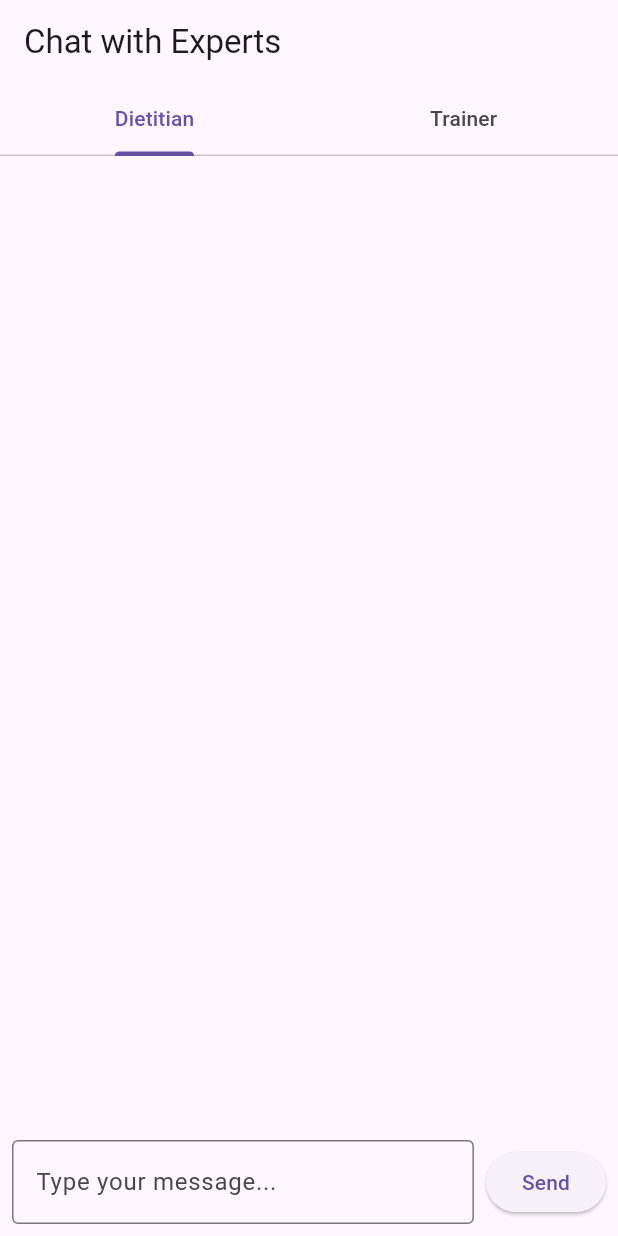
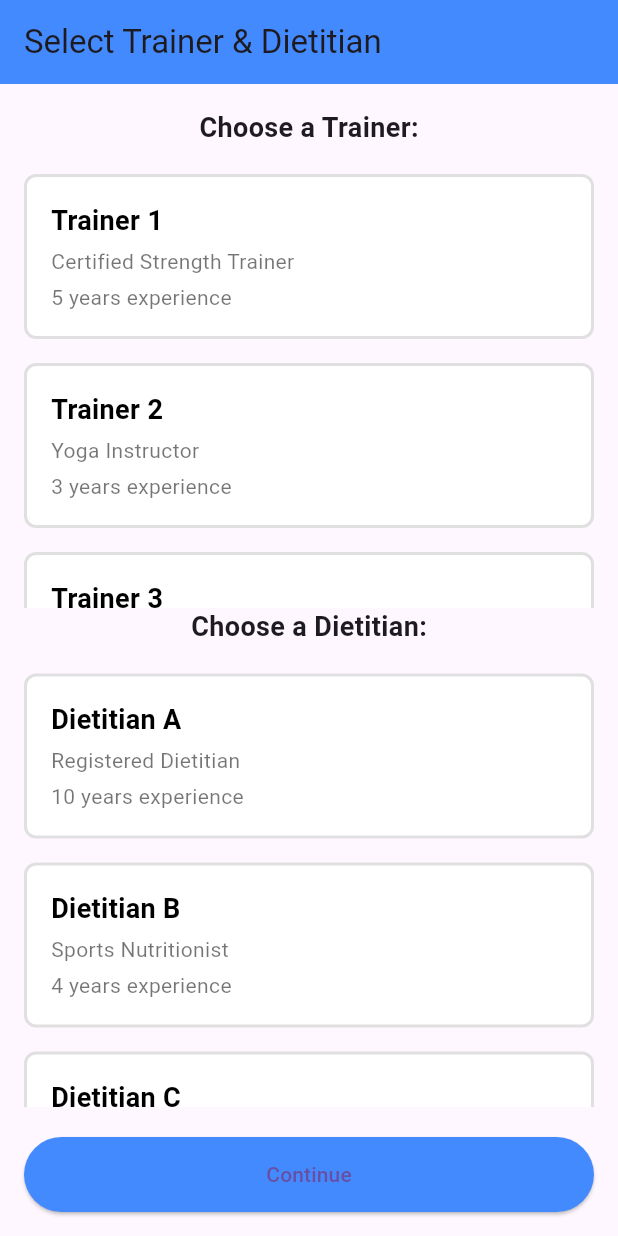
Before and after one commit to fittrack2025/Fit-Track-flutter, a Flutter app: the screen it shows after launch, on a phone screen of 412 x 824 dp. Run offline on Flutter 3.47's test engine with Material 3 defaults, Android fonts, the phone set to English and light mode, and no system bars; our stand-ins replace flutter_local_notifications, timezone.

Commit message:
3th commit

```diff
--- a/lib/main.dart
+++ b/lib/main.dart
@@ -10,6 +10,7 @@ import 'register.dart';
 import 'login.dart';
 import 'reminder.dart';
 import 'products.dart';
+import 'selection.dart';
 
 // Import the WorkoutListPage
 // import 'login.dart'; // Import the LoginPage
@@ -29,7 +30,7 @@ class MyApp extends StatelessWidget {
         primarySwatch: Colors.blue,
         visualDensity: VisualDensity.adaptivePlatformDensity,
       ),
-      home: ChatSwitchApp(), // Set LoginPage as the home screen
+      home: SelectTrainerDietitianPage(), // Set LoginPage as the home screen
       debugShowCheckedModeBanner: false,
     );
   }
--- /dev/null
+++ b/lib/selection.dart
@@ -0,0 +1,193 @@
+import 'package:flutter/material.dart';
+
+class SelectTrainerDietitianPage extends StatefulWidget {
+  const SelectTrainerDietitianPage({super.key});
+
+  @override
+  _SelectTrainerDietitianPageState createState() =>
+      _SelectTrainerDietitianPageState();
+}
+
+class _SelectTrainerDietitianPageState
+    extends State<SelectTrainerDietitianPage> {
+  String? selectedTrainer;
+  String? selectedDietitian;
+
+  final List<Map<String, String>> trainers = [
+    {
+      "name": "Trainer 1",
+      "certification": "Certified Strength Trainer",
+      "experience": "5 years experience",
+    },
+    {
+      "name": "Trainer 2",
+      "certification": "Yoga Instructor",
+      "experience": "3 years experience",
+    },
+    {
+      "name": "Trainer 3",
+      "certification": "CrossFit Level 1",
+      "experience": "7 years experience",
+    },
+  ];
+
+  final List<Map<String, String>> dietitians = [
+    {
+      "name": "Dietitian A",
+      "certification": "Registered Dietitian",
+      "experience": "10 years experience",
+    },
+    {
+      "name": "Dietitian B",
+      "certification": "Sports Nutritionist",
+      "experience": "4 years experience",
+    },
+    {
+      "name": "Dietitian C",
+      "certification": "Clinical Nutritionist",
+      "experience": "6 years experience",
+    },
+  ];
+
+  void onContinue() {
+    if (selectedTrainer == null || selectedDietitian == null) {
+      ScaffoldMessenger.of(context).showSnackBar(
+        const SnackBar(
+            content: Text("Please select both a trainer and a dietitian")),
+      );
+      return;
+    }
+    ScaffoldMessenger.of(context).showSnackBar(
+      SnackBar(
+        content: Text(
+            "Selected Trainer: $selectedTrainer\nSelected Dietitian: $selectedDietitian"),
+      ),
+    );
+  }
+
+  Widget buildListItem(
+      {required String name,
+      required String certification,
+      required String experience,
+      required bool isSelected,
+      required Function() onSelect}) {
+    return GestureDetector(
+      onTap: onSelect,
+      child: Container(
+        margin: const EdgeInsets.symmetric(vertical: 8),
+        padding: const EdgeInsets.all(16),
+        decoration: BoxDecoration(
+          color: isSelected ? Colors.blueAccent.withOpacity(0.2) : Colors.white,
+          borderRadius: BorderRadius.circular(8),
+          border: Border.all(
+            color: isSelected ? Colors.blueAccent : Colors.grey.shade300,
+            width: 2,
+          ),
+        ),
+        child: Column(
+          crossAxisAlignment: CrossAxisAlignment.start,
+          children: [
+            Text(
+              name,
+              style: const TextStyle(
+                  fontSize: 18,
+                  fontWeight: FontWeight.bold,
+                  color: Colors.black),
+            ),
+            const SizedBox(height: 4),
+            Text(
+              certification,
+              style: const TextStyle(fontSize: 14, color: Colors.black54),
+            ),
+            const SizedBox(height: 4),
+            Text(
+              experience,
+              style: const TextStyle(fontSize: 14, color: Colors.black54),
+            ),
+          ],
+        ),
+      ),
+    );
+  }
+
+  @override
+  Widget build(BuildContext context) {
+    return Scaffold(
+      appBar: AppBar(
+        title: const Text("Select Trainer & Dietitian"),
+        backgroundColor: Colors.blueAccent,
+      ),
+      body: Padding(
+        padding: const EdgeInsets.all(16.0),
+        child: Column(
+          children: [
+            const Text(
+              "Choose a Trainer:",
+              style: TextStyle(fontSize: 18, fontWeight: FontWeight.bold),
+            ),
+            const SizedBox(height: 10),
+            Expanded(
+              child: ListView.builder(
+                itemCount: trainers.length,
+                itemBuilder: (context, index) {
+                  final trainer = trainers[index];
+                  return buildListItem(
+                    name: trainer['name']!,
+                    certification: trainer['certification']!,
+                    experience: trainer['experience']!,
+                    isSelected: selectedTrainer == trainer['name'],
+                    onSelect: () {
+                      setState(() {
+                        selectedTrainer = trainer['name'];
+                      });
+                    },
+                  );
+                },
+              ),
+            ),
+            const Text(
+              "Choose a Dietitian:",
+              style: TextStyle(fontSize: 18, fontWeight: FontWeight.bold),
+            ),
+            const SizedBox(height: 10),
+            Expanded(
+              child: ListView.builder(
+                itemCount: dietitians.length,
+                itemBuilder: (context, index) {
+                  final dietitian = dietitians[index];
+                  return buildListItem(
+                    name: dietitian['name']!,
+                    certification: dietitian['certification']!,
+                    experience: dietitian['experience']!,
+                    isSelected: selectedDietitian == dietitian['name'],
+                    onSelect: () {
+                      setState(() {
+                        selectedDietitian = dietitian['name'];
+                      });
+                    },
+                  );
+                },
+              ),
+            ),
+            const SizedBox(height: 20),
+            ElevatedButton(
+              onPressed: onContinue,
+              style: ElevatedButton.styleFrom(
+                backgroundColor: Colors.blueAccent,
+                minimumSize: const Size(double.infinity, 50),
+              ),
+              child: const Text("Continue"),
+            ),
+          ],
+        ),
+      ),
+    );
+  }
+}
+
+void main() {
+  runApp(const MaterialApp(
+    debugShowCheckedModeBanner: false,
+    home: SelectTrainerDietitianPage(),
+  ));
+}
```
